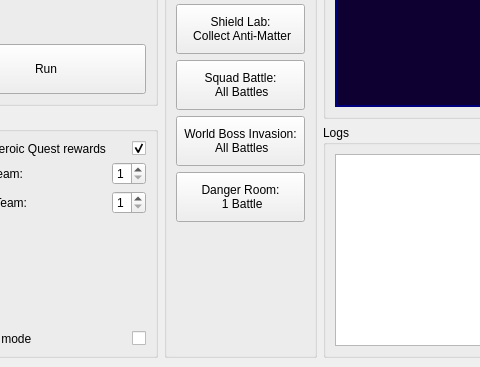
This is lib/gui/designes/main_window.ui in tmarenko/mff_auto as Qt 5 draws it before an edit; both pictures show x 443 to 923 and y 263 to 630 of the 1150 by 630 pixel window. The edited form follows.
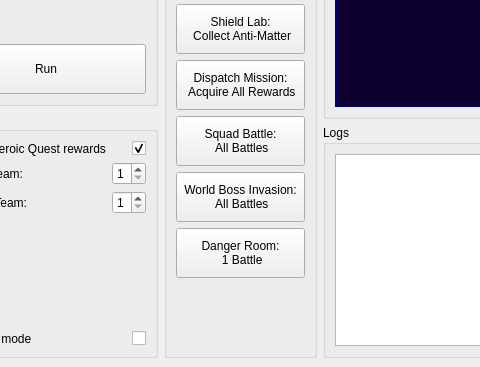
This is the edited form.

Commit message: dispatch mission added

What changed in the file:
```diff
--- a/lib/gui/designes/main_window.ui
+++ b/lib/gui/designes/main_window.ui
@@ -535,6 +535,20 @@
            </property>
           </widget>
          </item>
+         <item>
+          <widget class="QPushButton" name="dispatch_mission_rewards">
+           <property name="minimumSize">
+            <size>
+             <width>120</width>
+             <height>50</height>
+            </size>
+           </property>
+           <property name="text">
+            <string>Dispatch Mission:
+ Acquire All Rewards</string>
+           </property>
+          </widget>
+         </item>
          <item>
           <widget class="QPushButton" name="squad_battle_button">
            <property name="minimumSize">
```
The commit also changes 7 other files.
